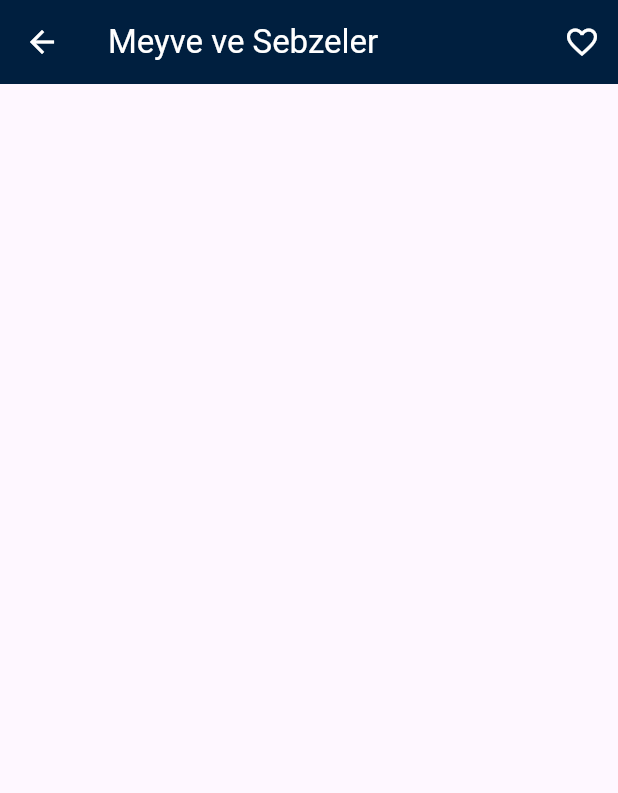
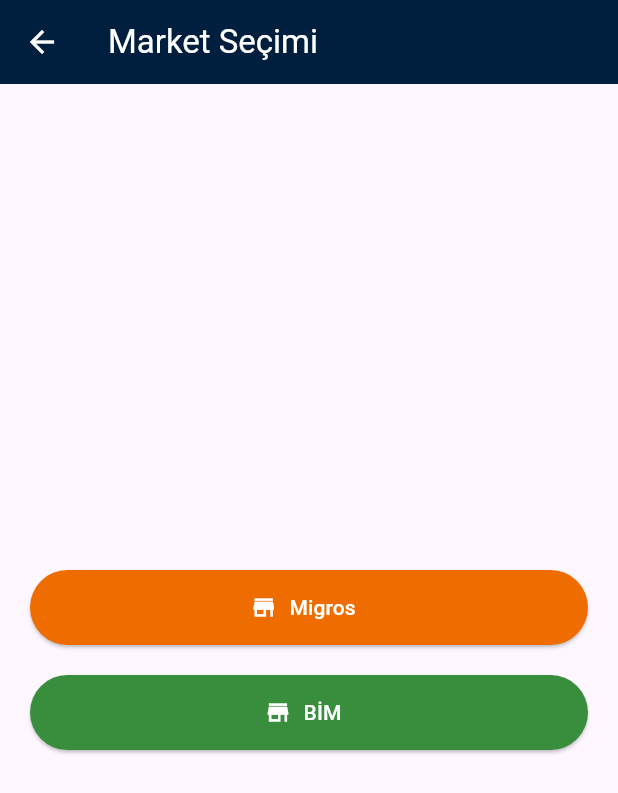
Before and after one commit to Elif061/alisveris_mobil, a Flutter app: the screen it shows once a user with an empty profile is signed in, after a tap on "Meyve-Sebze Ürünleri", on a phone screen of 412 x 824 dp. Shown: the top 793 px of the screen. Run offline on Flutter 3.47's test engine with Material 3 defaults, Android fonts, the light colour scheme and no system bars; our stand-ins replace cloud_firestore, firebase_auth, firebase_core; accounts and stored records are empty.

Commit message:
Migros/Bim ayrımı, favori sistemi ve arama kutusu eklendi

```diff
--- a/lib/pages/home_page.dart
+++ b/lib/pages/home_page.dart
@@ -1,7 +1,7 @@
 import 'package:flutter/material.dart';
 import 'shopping_list_page.dart';
-import 'urunler_listesi_page.dart';
-import 'favoriler_page.dart'; // 🌟 Favoriler sayfasını ekliyoruz
+import 'urun_kategori_sec_page.dart'; // 🌟 Yeni sayfayı ekliyoruz
+import 'favoriler_page.dart';
 
 class HomePage extends StatelessWidget {
   const HomePage({super.key});
@@ -35,7 +35,7 @@
                 Navigator.push(
                   context,
                   MaterialPageRoute(
-                    builder: (context) => const UrunlerListesiPage(kategori: 'meyve-sebze'),
+                    builder: (context) => const UrunKategoriSecPage(kategori: 'meyve-sebze'),
                   ),
                 );
               },
@@ -61,7 +61,6 @@
             left: 20,
             child: FloatingActionButton.extended(
               onPressed: () {
-                // Şimdilik boş favoriler listesi gönderiyoruz
                 Navigator.push(
                   context,
                   MaterialPageRoute(
@@ -74,7 +73,7 @@
                 style: TextStyle(color: Colors.white),
               ),
               icon: const Icon(Icons.favorite, color: Colors.white),
-              backgroundColor: const Color(0xffe53935), // Kırmızı favori rengi
+              backgroundColor: const Color(0xffe53935),
             ),
           ),
 
--- /dev/null
+++ b/lib/pages/urun_kategori_sec_page.dart
@@ -0,0 +1,68 @@
+import 'package:flutter/material.dart';
+import 'urunler_listesi_page.dart';
+
+class UrunKategoriSecPage extends StatelessWidget {
+  final String kategori;
+
+  const UrunKategoriSecPage({super.key, required this.kategori});
+
+  @override
+  Widget build(BuildContext context) {
+    return Scaffold(
+      appBar: AppBar(
+        title: const Text("Market Seçimi", style: TextStyle(color: Colors.white)),
+        backgroundColor: const Color(0xff001F3F),
+        iconTheme: const IconThemeData(color: Colors.white),
+      ),
+      body: Padding(
+        padding: const EdgeInsets.all(20),
+        child: Column(
+          mainAxisAlignment: MainAxisAlignment.center,
+          children: [
+            // Migros Butonu
+            ElevatedButton.icon(
+              onPressed: () {
+                Navigator.push(
+                  context,
+                  MaterialPageRoute(
+                    builder: (context) => UrunlerListesiPage(
+                      kategori: kategori,
+                      market: 'migros',
+                    ),
+                  ),
+                );
+              },
+              icon: const Icon(Icons.store, color: Colors.white),
+              label: const Text("Migros", style: TextStyle(color: Colors.white)),
+              style: ElevatedButton.styleFrom(
+                backgroundColor: Colors.orange.shade800,
+                minimumSize: const Size.fromHeight(50),
+              ),
+            ),
+            const SizedBox(height: 20),
+            // BİM Butonu
+            ElevatedButton.icon(
+              onPressed: () {
+                Navigator.push(
+                  context,
+                  MaterialPageRoute(
+                    builder: (context) => UrunlerListesiPage(
+                      kategori: kategori,
+                      market: 'bim',
+                    ),
+                  ),
+                );
+              },
+              icon: const Icon(Icons.store_mall_directory, color: Colors.white),
+              label: const Text("BİM", style: TextStyle(color: Colors.white)),
+              style: ElevatedButton.styleFrom(
+                backgroundColor: Colors.green.shade700,
+                minimumSize: const Size.fromHeight(50),
+              ),
+            ),
+          ],
+        ),
+      ),
+    );
+  }
+}
--- a/lib/pages/urun_market_secim_page.dart
+++ b/lib/pages/urun_market_secim_page.dart
@@ -25,6 +25,7 @@
                   MaterialPageRoute(
                     builder: (context) => UrunlerListesiPage(
                       kategori: '${kategoriAdi.toLowerCase()}-migros',
+                      market: 'migros',
                     ),
                   ),
                 );
@@ -44,6 +45,7 @@
                   MaterialPageRoute(
                     builder: (context) => UrunlerListesiPage(
                       kategori: '${kategoriAdi.toLowerCase()}-a101',
+                      market: 'a101',
                     ),
                   ),
                 );
--- a/lib/pages/urunler_listesi_page.dart
+++ b/lib/pages/urunler_listesi_page.dart
@@ -1,34 +1,68 @@
 import 'package:flutter/material.dart';
 import 'package:cloud_firestore/cloud_firestore.dart';
-import 'favoriler_page.dart'; // 🌟 Favoriler sayfasını import ediyoruz
+import 'favoriler_page.dart';
 
 class UrunlerListesiPage extends StatefulWidget {
   final String kategori;
+  final String market;
 
-  const UrunlerListesiPage({Key? key, required this.kategori}) : super(key: key);
+  const UrunlerListesiPage({
+    Key? key,
+    required this.kategori,
+    required this.market,
+  }) : super(key: key);
 
   @override
   State<UrunlerListesiPage> createState() => _UrunlerListesiPageState();
 }
 
 class _UrunlerListesiPageState extends State<UrunlerListesiPage> {
-  List<DocumentSnapshot> favoriler = []; // 🌟 Favorilere eklenen ürünler burada tutulacak
+  List<DocumentSnapshot> favoriler = [];
+  List<DocumentSnapshot> tumUrunler = [];
+  List<DocumentSnapshot> filtreliUrunler = [];
+  final TextEditingController aramaController = TextEditingController();
+
+  @override
+  void initState() {
+    super.initState();
+    _verileriGetir();
+  }
+
+  Future<void> _verileriGetir() async {
+    final snapshot = await FirebaseFirestore.instance
+        .collection('urunler')
+        .where('kategori', isEqualTo: widget.kategori)
+        .where('market', isEqualTo: widget.market)
+        .get();
+
+    setState(() {
+      tumUrunler = snapshot.docs;
+      filtreliUrunler = tumUrunler;
+    });
+  }
+
+  void _ara(String kelime) {
+    setState(() {
+      filtreliUrunler = tumUrunler.where((urun) {
+        final ad = urun['ad'].toString().toLowerCase();
+        return ad.contains(kelime.toLowerCase());
+      }).toList();
+    });
+  }
 
   @override
   Widget build(BuildContext context) {
-    CollectionReference urunler = FirebaseFirestore.instance.collection('urunler');
-
     return Scaffold(
       appBar: AppBar(
-  title: const Text(
-    'Meyve ve Sebzeler',
-    style: TextStyle(color: Colors.white), // 🌟 Yazı beyaz
+        title: Text(
+          '${widget.market.toUpperCase()} - ${widget.kategori.replaceAll('-', ' ').toUpperCase()}',
+          style: const TextStyle(color: Colors.white),
         ),
         backgroundColor: const Color(0xff001F3F),
-  iconTheme: const IconThemeData(color: Colors.white), // 🌟 Geri butonunu da beyaz yapar
+        iconTheme: const IconThemeData(color: Colors.white),
         actions: [
           IconButton(
-      icon: const Icon(Icons.favorite_border, color: Colors.white), // 🌟 Sağ üst favori ikonu da beyaz
+            icon: const Icon(Icons.favorite_border, color: Colors.white),
             onPressed: () {
               Navigator.push(
                 context,
@@ -40,23 +74,30 @@
           ),
         ],
       ),
+      body: Column(
+        children: [
+          // 🔍 Arama Çubuğu
+          Padding(
+            padding: const EdgeInsets.all(10),
+            child: TextField(
+              controller: aramaController,
+              decoration: const InputDecoration(
+                hintText: 'Ürün ara...',
+                prefixIcon: Icon(Icons.search),
+                border: OutlineInputBorder(),
+              ),
+              onChanged: _ara,
+            ),
+          ),
 
-      body: FutureBuilder<QuerySnapshot>(
-        future: urunler.where('kategori', isEqualTo: widget.kategori).get(),
-        builder: (context, snapshot) {
-          if (snapshot.connectionState == ConnectionState.waiting) {
-            return const Center(child: CircularProgressIndicator());
-          }
-          if (snapshot.hasError) {
-            return const Center(child: Text('Bir hata oluştu.'));
-          }
-
-          final urunlerList = snapshot.data?.docs ?? [];
-
-          return ListView.builder(
-            itemCount: urunlerList.length,
+          // 📦 Ürün Listesi
+          Expanded(
+            child: filtreliUrunler.isEmpty
+                ? const Center(child: Text('Ürün bulunamadı.'))
+                : ListView.builder(
+                    itemCount: filtreliUrunler.length,
                     itemBuilder: (context, index) {
-              var urun = urunlerList[index];
+                      var urun = filtreliUrunler[index];
                       return Card(
                         margin: const EdgeInsets.symmetric(horizontal: 10, vertical: 5),
                         child: ListTile(
@@ -90,8 +131,9 @@
                         ),
                       );
                     },
-          );
-        },
+                  ),
+          ),
+        ],
       ),
     );
   }
```
Lines whose indentation alone changed are shown as unchanged.
